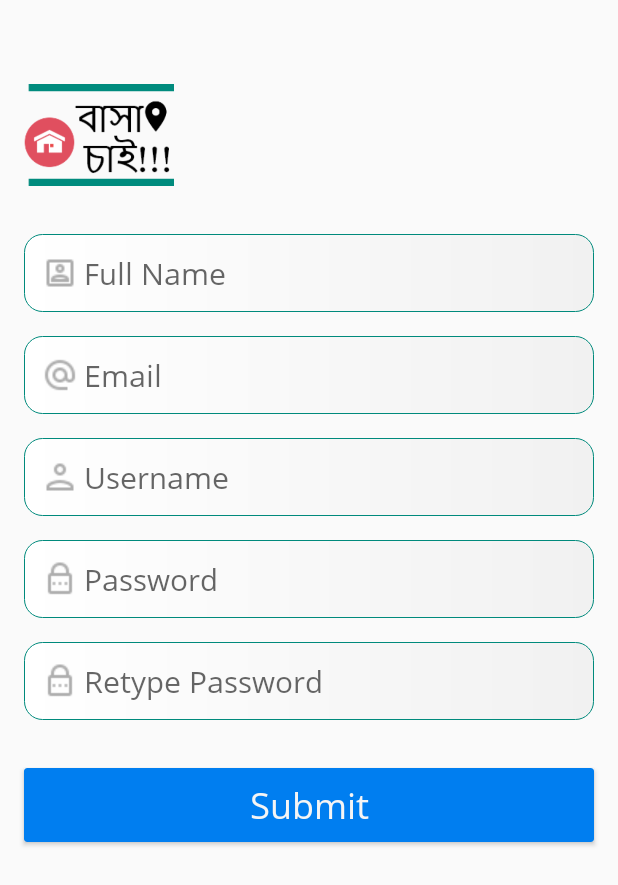
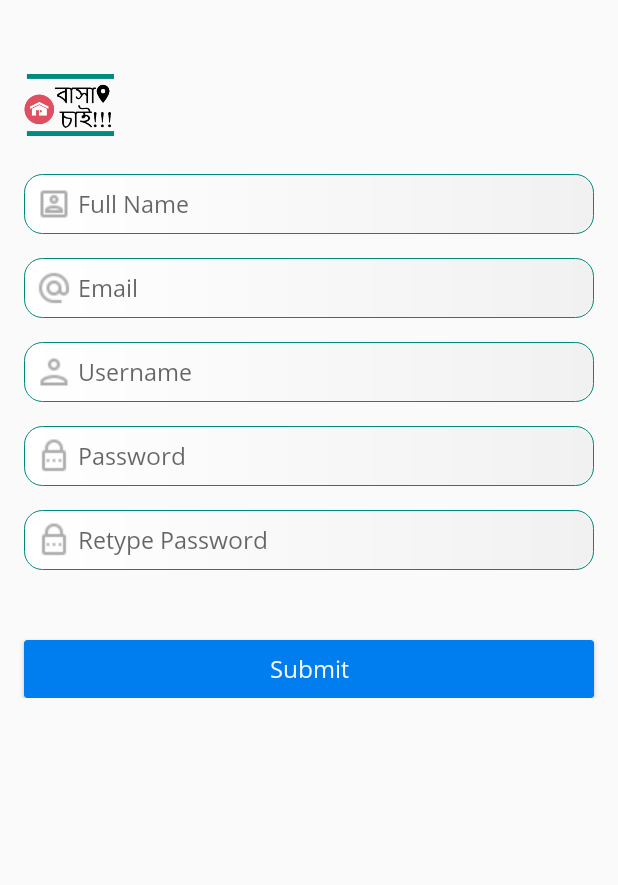
Before and after one commit to AshHasib/home-finder, an Android app: the screen it shows after launch (RegistrationActivity), after a tap on "Sign Up", on a phone screen of 412 x 824 dp. Shown: the top 885 px of the screen. Run offline under Robolectric (Android 15) with nearby library versions, the phone set to English and light mode, and no system bars; 1 other tap on this screen came first.

Commit message:
Registration mostly setup

```diff
--- a/app/src/main/java/com/ashhasib/homefinder/MainActivity.kt
+++ b/app/src/main/java/com/ashhasib/homefinder/MainActivity.kt
@@ -26,10 +26,14 @@ class MainActivity : AppCompatActivity() {
 
         sessionManager = UserSessionManager(this)
 
-        //startActivity(Intent(this, LoginActivity::class.java))
         checkLoginStatus()
 
+
+
         txtMessage.text = sessionManager.tokenKey
+
+
+
         btn.setOnClickListener {
             if(sessionManager.isNotEmpty) {
                 sessionManager.clear()
--- a/app/src/main/java/com/ashhasib/homefinder/preference/UserSessionManager.java
+++ b/app/src/main/java/com/ashhasib/homefinder/preference/UserSessionManager.java
@@ -1,25 +1,12 @@
 package com.ashhasib.homefinder.preference;
 
+import android.app.Activity;
 import android.content.Context;
 import android.content.SharedPreferences;
-import android.widget.EditText;
-
 import com.ashhasib.homefinder.model.Token;
 import com.ashhasib.homefinder.model.User;
 
 public class UserSessionManager {
-
-    private Context context;
-    private static SharedPreferences preferences;
-    private static SharedPreferences.Editor editor;
-    public UserSessionManager(){}
-
-    public UserSessionManager(Context context){
-        this.context = context;
-        preferences = context.getSharedPreferences(PREF_NAME, Context.MODE_PRIVATE);
-        editor = preferences.edit();
-
-    }
 
     private static String PREF_NAME = "AppPreference";
     private static String TOKEN_KEY = "TOKEN";
@@ -28,34 +15,39 @@ public class UserSessionManager {
     private static String USERNAME = "USERNAME";
     private static String PASSWORD = "PASSWORD";
 
+
+    private SharedPreferences sharedPreferences;
+    private SharedPreferences.Editor editor;
+    //public UserSessionManager(){}
+
+
+
+    public UserSessionManager(Context context) {
+        this.sharedPreferences = context.getSharedPreferences(PREF_NAME, Activity.MODE_PRIVATE);
+        this.editor = sharedPreferences.edit();
+    }
+
+
     public void write(Token token, User user) {
 
-
         editor.putString(TOKEN_KEY, token.getToken());
-        editor.putBoolean(STATUS, true);
         editor.putString(USERNAME, user.getUsername());
         editor.putString(PASSWORD, user.getPassword());
-
+        editor.putBoolean(STATUS, true);
         editor.commit();
     }
 
-
     public void clear() {
-        SharedPreferences preferences = context.getSharedPreferences(PREF_NAME, Context.MODE_PRIVATE);
-        SharedPreferences.Editor editor = preferences.edit();
 
         editor.clear();
         editor.commit();
     }
 
-
-    public boolean isNotEmpty() {
-        return preferences.getBoolean(STATUS, false);
+    public boolean isNotEmpty () {
+        return sharedPreferences.getBoolean(STATUS, false);
     }
 
-
-    public String getTokenKey() {
-        return preferences.getString(TOKEN_KEY, "400");
+    public String getTokenKey () {
+        return sharedPreferences.getString(TOKEN_KEY, "400");
     }
-
 }
--- /dev/null
+++ b/app/src/main/res/anim/fadein.xml
@@ -0,0 +1,4 @@
+<?xml version="1.0" encoding="utf-8"?>
+<alpha xmlns:android="http://schemas.android.com/apk/res/android"
+    android:interpolator="@android:anim/accelerate_interpolator"
+    android:fromAlpha="0.0" android:toAlpha="1.0" android:duration="700" />
--- /dev/null
+++ b/app/src/main/res/anim/fadeout.xml
@@ -0,0 +1,5 @@
+<?xml version="1.0" encoding="utf-8"?>
+
+<alpha xmlns:android="http://schemas.android.com/apk/res/android"
+    android:interpolator="@android:anim/accelerate_interpolator"
+    android:fromAlpha="1.0" android:toAlpha="0.0" android:duration="700" />
--- a/app/src/main/res/layout/activity_registration.xml
+++ b/app/src/main/res/layout/activity_registration.xml
@@ -1,5 +1,5 @@
 <?xml version="1.0" encoding="utf-8"?>
-<androidx.constraintlayout.widget.ConstraintLayout xmlns:android="http://schemas.android.com/apk/res/android"
+<ScrollView xmlns:android="http://schemas.android.com/apk/res/android"
     xmlns:app="http://schemas.android.com/apk/res-auto"
     xmlns:tools="http://schemas.android.com/tools"
     android:layout_width="match_parent"
@@ -7,12 +7,16 @@
     tools:context=".RegistrationActivity">
 
 
+    <androidx.constraintlayout.widget.ConstraintLayout
+        android:layout_width="match_parent"
+        android:layout_height="match_parent">
+
         <ImageView
             android:id="@+id/imageView"
-        android:layout_width="100dp"
-        android:layout_height="100dp"
+            android:layout_width="60dp"
+            android:layout_height="60dp"
+            android:layout_marginLeft="16dp"
             android:layout_marginTop="40dp"
-        android:layout_marginLeft="16dp"
             android:src="@drawable/logo_small"
             app:layout_constraintStart_toStartOf="parent"
             app:layout_constraintTop_toTopOf="parent" />
@@ -27,8 +31,8 @@
             android:drawablePadding="4dp"
             android:drawableTint="#AEAEAE"
             android:hint="Full Name"
-        android:padding="12dp"
-        android:textSize="20dp"
+            android:padding="8dp"
+            android:textSize="16dp"
             app:layout_constraintTop_toBottomOf="@+id/imageView"
             tools:layout_editor_absoluteX="32dp" />
 
@@ -43,8 +47,8 @@
             android:drawablePadding="4dp"
             android:drawableTint="#AEAEAE"
             android:hint="Email"
-        android:padding="12dp"
-        android:textSize="20dp"
+            android:padding="8dp"
+            android:textSize="16dp"
             app:layout_constraintTop_toBottomOf="@+id/txtSignupFullName"
             tools:layout_editor_absoluteX="16dp" />
 
@@ -58,8 +62,8 @@
             android:drawablePadding="4dp"
             android:drawableTint="#AEAEAE"
             android:hint="Username"
-        android:padding="12dp"
-        android:textSize="20dp"
+            android:padding="8dp"
+            android:textSize="16dp"
             app:layout_constraintTop_toBottomOf="@+id/txtSignupEmail"
             tools:layout_editor_absoluteX="16dp" />
 
@@ -72,10 +76,10 @@
             android:drawableLeft="@drawable/ic_password"
             android:drawablePadding="4dp"
             android:drawableTint="#AEAEAE"
+            android:hint="Password"
             android:inputType="textPassword"
-        android:hint="Password"
-        android:padding="12dp"
-        android:textSize="20dp"
+            android:padding="8dp"
+            android:textSize="16dp"
             app:layout_constraintTop_toBottomOf="@+id/txtSignupUsername"
             tools:layout_editor_absoluteX="16dp" />
 
@@ -89,25 +93,38 @@
             android:drawablePadding="4dp"
             android:drawableTint="#AEAEAE"
             android:hint="Retype Password"
-        android:padding="12dp"
-        android:textSize="20dp"
             android:inputType="textPassword"
+            android:padding="8dp"
+            android:textSize="16dp"
             app:layout_constraintTop_toBottomOf="@+id/txtSignupPassword"
             tools:layout_editor_absoluteX="16dp" />
 
+        <TextView
+            android:id="@+id/txtSignupErrorMessage"
+            android:layout_width="match_parent"
+            android:layout_height="wrap_content"
+            android:paddingRight="2dp"
+            android:layout_marginTop="8dp"
+            android:text="Error message"
+            android:textAlignment="center"
+            android:textColor="@android:color/holo_red_dark"
+            android:textSize="16sp"
+            android:visibility="invisible"
+            app:layout_constraintTop_toBottomOf="@+id/txtSignupRePassword"
+             />
 
         <androidx.cardview.widget.CardView
-        android:id="@+id/cardBtnLogin"
+            android:id="@+id/cardBtnRegister"
             android:layout_width="match_parent"
             android:layout_height="wrap_content"
             android:background="@color/colorPrimary"
             android:backgroundTint="@color/colorPrimary"
             android:clickable="true"
+            android:layout_marginTop="16dp"
             android:layout_marginLeft="16dp"
             android:layout_marginRight="16dp"
-        android:layout_marginTop="32dp"
             android:foreground="?selectableItemBackground"
-        app:layout_constraintTop_toBottomOf="@+id/txtSignupRePassword"
+            app:layout_constraintTop_toBottomOf="@+id/txtSignupErrorMessage"
             tools:layout_editor_absoluteX="32dp">
 
             <TextView
@@ -118,8 +135,11 @@
                 android:textAlignment="center"
                 android:textColor="@color/colorOffWhite"
                 android:textFontWeight="500"
-            android:textSize="24dp" />
+                android:textSize="16sp" />
         </androidx.cardview.widget.CardView>
 
 
     </androidx.constraintlayout.widget.ConstraintLayout>
+
+
+</ScrollView>
```
Also changed, not shown: app/src/main/java/com/ashhasib/homefinder/LoginActivity.kt (+7 -2 lines), app/src/main/java/com/ashhasib/homefinder/RegistrationActivity.kt (+49 -0 lines), app/src/main/java/com/ashhasib/homefinder/authorization/RegistrationManager.kt (added, +69 -0 lines), app/src/main/java/com/ashhasib/homefinder/model/UserProfile.java (added, +84 -0 lines), app/src/main/java/com/ashhasib/homefinder/retrofitclient/ApiClient.java (+8 -2 lines), app/src/main/res/layout/activity_login.xml (+7 -7 lines). Lines whose indentation alone changed are shown as unchanged.
